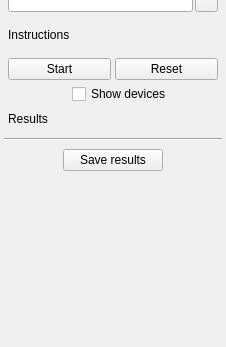
This is PlusApp/fCal/Toolboxes/FreehandCalibrationToolbox.ui in PlusToolkit/PlusApp as Qt 5 draws it before an edit; both pictures show x 0 to 226 and y 213 to 560 of the 226 by 560 pixel window. The edited form follows.
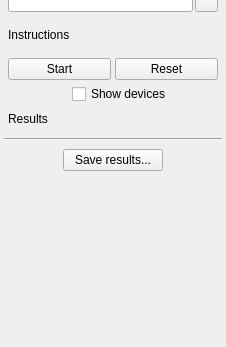
This is the edited form. Icons and pictures are not drawn.

Commit message: Device set selector does not display old-style (separate) config files; Re #209 Detecting results in session configuration data fixed; Saving results changed (default file name offered but can be changed)

```diff
--- a/PlusApp/fCal/Toolboxes/FreehandCalibrationToolbox.ui
+++ b/PlusApp/fCal/Toolboxes/FreehandCalibrationToolbox.ui
@@ -538,7 +538,7 @@
         <string>Save results into device set configuration XML file</string>
        </property>
        <property name="text">
-        <string>Save results</string>
+        <string>Save results...</string>
        </property>
       </widget>
      </item>
```
The commit also changes 6 other files.
